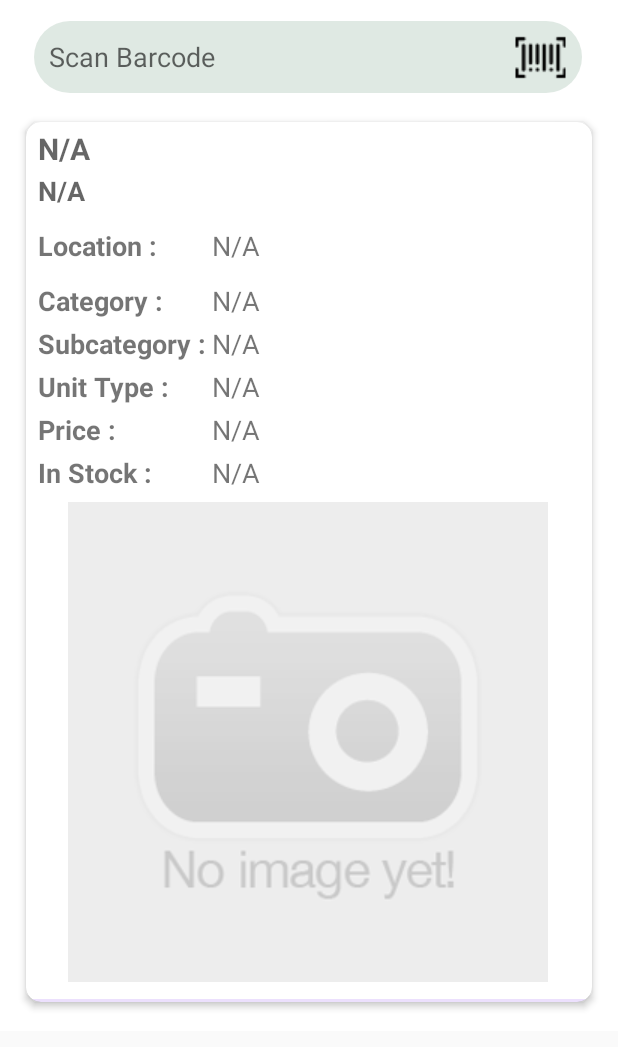
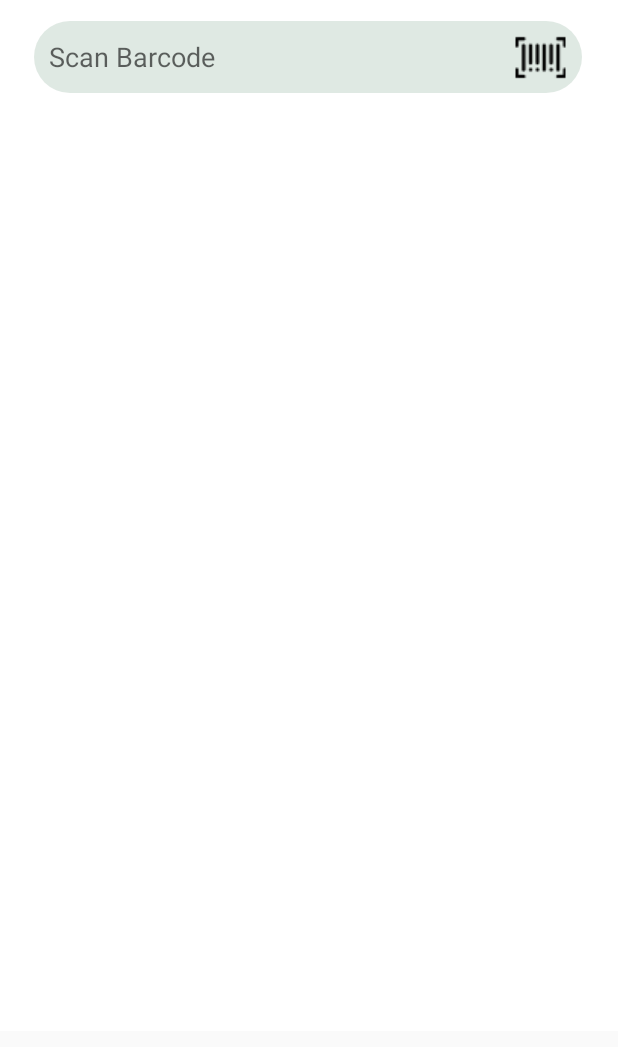
Before and after one commit to mayanksist/psm_scan_app, an Android app: the fragment GalleryFragment shown on its own in the app's theme, on a phone screen of 412 x 824 dp. Shown: the top 1047 px of the screen. Run offline under Robolectric (Android 15) with nearby library versions, the phone set to English and light mode, and no system bars; our stand-ins replace Volley; libraries missing offline, so code that uses them is left out: cn.pedant; pictures from the network do not load; Roboto replaces fonts that are not available here.

Commit message:
change done

```diff
--- a/app/src/main/res/layout/fragment_gallery.xml
+++ b/app/src/main/res/layout/fragment_gallery.xml
@@ -31,7 +31,7 @@
         android:layout_width="match_parent"
         android:layout_height="wrap_content"
         android:layout_margin="10dp"
-        android:visibility="visible"
+        android:visibility="invisible"
         app:cardBackgroundColor="@color/white"
         app:cardCornerRadius="10dp"
         app:cardElevation="3dp"
--- a/app/src/main/res/values/strings.xml
+++ b/app/src/main/res/values/strings.xml
@@ -16,7 +16,7 @@
     <string name="nav_header_subtitle">test.studio@gmail.com</string>
     <string name="nav_header_desc">Navigation header</string>
     <string name="action_settings">Settings</string>
-    <string name="menu_home" formatted="true">PSM NJ</string>
+    <string name="menu_home" formatted="true">PSM</string>
     <string name="menu_gallery">Inventory Check</string>
     <string name="menu_slideshow">Logout</string>
     <string name="title_activity_scanproduct">scanproduct</string>
```
